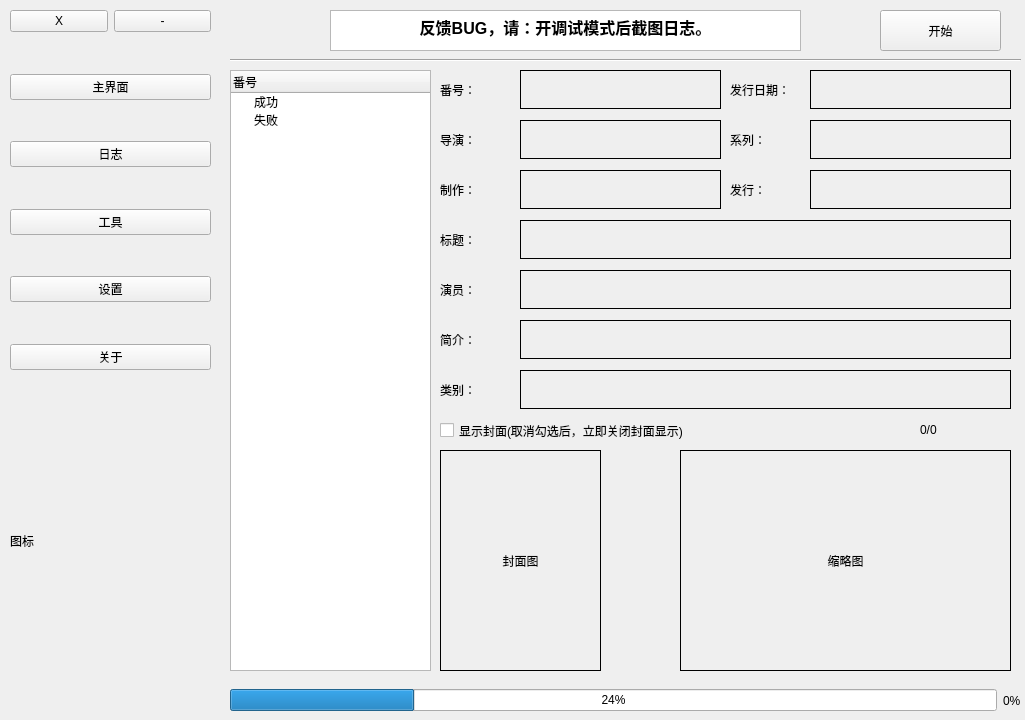
Qt form AVDC.ui (singobana/AVDC) before a commit.
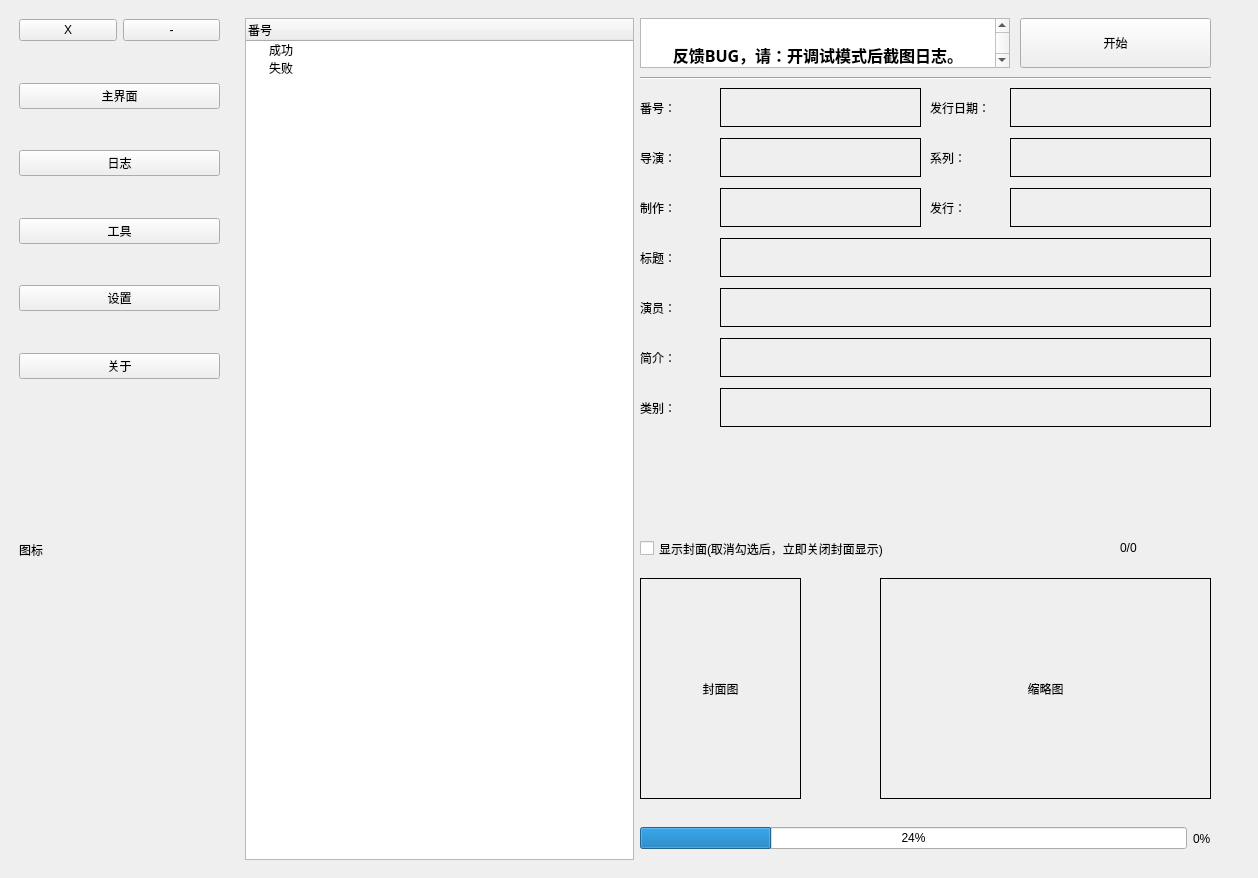
The same form after that commit. The open tabs and pages were chosen to show the change.

```diff
--- a/AVDC.ui
+++ b/AVDC.ui
@@ -6,34 +6,221 @@
    <rect>
     <x>0</x>
     <y>0</y>
-    <width>1025</width>
-    <height>720</height>
+    <width>1250</width>
+    <height>870</height>
    </rect>
   </property>
   <property name="windowTitle">
    <string>AVDC-3.7</string>
   </property>
   <widget class="QWidget" name="centralwidget">
+   <layout class="QHBoxLayout" name="horizontalLayout_3">
+    <item>
+     <widget class="QWidget" name="widget_setting" native="true">
+      <property name="sizePolicy">
+       <sizepolicy hsizetype="Minimum" vsizetype="Minimum">
+        <horstretch>0</horstretch>
+        <verstretch>0</verstretch>
+       </sizepolicy>
+      </property>
+      <property name="minimumSize">
+       <size>
+        <width>221</width>
+        <height>721</height>
+       </size>
+      </property>
+      <widget class="QLabel" name="label_ico">
+       <property name="geometry">
+        <rect>
+         <x>10</x>
+         <y>380</y>
+         <width>201</width>
+         <height>321</height>
+        </rect>
+       </property>
+       <property name="text">
+        <string>图标</string>
+       </property>
+      </widget>
+      <widget class="QWidget" name="layoutWidget">
+       <property name="geometry">
+        <rect>
+         <x>10</x>
+         <y>10</y>
+         <width>201</width>
+         <height>360</height>
+        </rect>
+       </property>
+       <layout class="QVBoxLayout" name="verticalLayout">
+        <item>
+         <layout class="QHBoxLayout" name="horizontalLayout">
+          <item>
+           <widget class="QPushButton" name="pushButton_close">
+            <property name="text">
+             <string>X</string>
+            </property>
+           </widget>
+          </item>
+          <item>
+           <widget class="QPushButton" name="pushButton_min">
+            <property name="text">
+             <string>-</string>
+            </property>
+           </widget>
+          </item>
+         </layout>
+        </item>
+        <item>
+         <spacer name="verticalSpacer">
+          <property name="orientation">
+           <enum>Qt::Vertical</enum>
+          </property>
+          <property name="sizeHint" stdset="0">
+           <size>
+            <width>20</width>
+            <height>40</height>
+           </size>
+          </property>
+         </spacer>
+        </item>
+        <item>
+         <widget class="QPushButton" name="pushButton_main">
+          <property name="text">
+           <string>主界面</string>
+          </property>
+         </widget>
+        </item>
+        <item>
+         <spacer name="verticalSpacer_4">
+          <property name="orientation">
+           <enum>Qt::Vertical</enum>
+          </property>
+          <property name="sizeHint" stdset="0">
+           <size>
+            <width>20</width>
+            <height>40</height>
+           </size>
+          </property>
+         </spacer>
+        </item>
+        <item>
+         <widget class="QPushButton" name="pushButton_log">
+          <property name="text">
+           <string>日志</string>
+          </property>
+         </widget>
+        </item>
+        <item>
+         <spacer name="verticalSpacer_2">
+          <property name="orientation">
+           <enum>Qt::Vertical</enum>
+          </property>
+          <property name="sizeHint" stdset="0">
+           <size>
+            <width>20</width>
+            <height>40</height>
+           </size>
+          </property>
+         </spacer>
+        </item>
+        <item>
+         <widget class="QPushButton" name="pushButton_tool">
+          <property name="text">
+           <string>工具</string>
+          </property>
+         </widget>
+        </item>
+        <item>
+         <spacer name="verticalSpacer_3">
+          <property name="orientation">
+           <enum>Qt::Vertical</enum>
+          </property>
+          <property name="sizeHint" stdset="0">
+           <size>
+            <width>20</width>
+            <height>40</height>
+           </size>
+          </property>
+         </spacer>
+        </item>
+        <item>
+         <widget class="QPushButton" name="pushButton_setting">
+          <property name="text">
+           <string>设置</string>
+          </property>
+         </widget>
+        </item>
+        <item>
+         <spacer name="verticalSpacer_5">
+          <property name="orientation">
+           <enum>Qt::Vertical</enum>
+          </property>
+          <property name="sizeHint" stdset="0">
+           <size>
+            <width>20</width>
+            <height>40</height>
+           </size>
+          </property>
+         </spacer>
+        </item>
+        <item>
+         <widget class="QPushButton" name="pushButton_about">
+          <property name="text">
+           <string>关于</string>
+          </property>
+         </widget>
+        </item>
+       </layout>
+      </widget>
+     </widget>
+    </item>
+    <item>
    <widget class="QStackedWidget" name="stackedWidget">
-    <property name="geometry">
-     <rect>
-      <x>230</x>
-      <y>0</y>
-      <width>821</width>
-      <height>721</height>
-     </rect>
+      <property name="minimumSize">
+       <size>
+        <width>1013</width>
+        <height>860</height>
+       </size>
     </property>
     <property name="currentIndex">
      <number>1</number>
     </property>
     <widget class="QWidget" name="page_avdc">
+       <layout class="QHBoxLayout" name="horizontalLayout_2">
+        <item>
+         <widget class="QTreeWidget" name="treeWidget_number">
+          <column>
+           <property name="text">
+            <string>番号</string>
+           </property>
+          </column>
+          <item>
+           <property name="text">
+            <string>成功</string>
+           </property>
+          </item>
+          <item>
+           <property name="text">
+            <string>失败</string>
+           </property>
+          </item>
+         </widget>
+        </item>
+        <item>
+         <widget class="QWidget" name="main_right" native="true">
+          <property name="minimumSize">
+           <size>
+            <width>600</width>
+            <height>0</height>
+           </size>
+          </property>
      <widget class="QPushButton" name="pushButton_start_cap">
       <property name="geometry">
        <rect>
-        <x>650</x>
-        <y>10</y>
-        <width>121</width>
-        <height>41</height>
+             <x>380</x>
+             <y>0</y>
+             <width>191</width>
+             <height>50</height>
        </rect>
       </property>
       <property name="text">
@@ -43,26 +230,33 @@
      <widget class="QTextBrowser" name="textBrowser_warning">
       <property name="geometry">
        <rect>
-        <x>100</x>
-        <y>10</y>
-        <width>471</width>
-        <height>41</height>
-       </rect>
-      </property>
+             <x>0</x>
+             <y>0</y>
+             <width>370</width>
+             <height>50</height>
+            </rect>
+           </property>
+           <property name="font">
+            <font>
+             <family>宋体</family>
+             <pointsize>9</pointsize>
+            </font>
+           </property>
       <property name="html">
        <string>&lt;!DOCTYPE HTML PUBLIC &quot;-//W3C//DTD HTML 4.0//EN&quot; &quot;http://www.w3.org/TR/REC-html40/strict.dtd&quot;&gt;
 &lt;html&gt;&lt;head&gt;&lt;meta name=&quot;qrichtext&quot; content=&quot;1&quot; /&gt;&lt;style type=&quot;text/css&quot;&gt;
 p, li { white-space: pre-wrap; }
-&lt;/style&gt;&lt;/head&gt;&lt;body style=&quot; font-family:'SimSun'; font-size:9pt; font-weight:400; font-style:normal;&quot;&gt;
-&lt;p align=&quot;center&quot; style=&quot; margin-top:0px; margin-bottom:0px; margin-left:0px; margin-right:0px; -qt-block-indent:0; text-indent:0px;&quot;&gt;&lt;span style=&quot; font-size:12pt; font-weight:600; color:#000000;&quot;&gt;反馈BUG，请：开调试模式后截图日志。&lt;/span&gt;&lt;/p&gt;&lt;/body&gt;&lt;/html&gt;</string>
+&lt;/style&gt;&lt;/head&gt;&lt;body style=&quot; font-family:'宋体'; font-size:9pt; font-weight:400; font-style:normal;&quot;&gt;
+&lt;p style=&quot; margin-top:0px; margin-bottom:0px; margin-left:0px; margin-right:0px; -qt-block-indent:0; text-indent:0px;&quot;&gt;&lt;span style=&quot; font-family:'SimSun'; font-size:10.5pt;&quot;&gt; &lt;/span&gt;&lt;/p&gt;
+&lt;p align=&quot;center&quot; style=&quot; margin-top:0px; margin-bottom:0px; margin-left:0px; margin-right:0px; -qt-block-indent:0; text-indent:0px;&quot;&gt;&lt;span style=&quot; font-family:'SimSun'; font-size:12pt; font-weight:600; color:#000000;&quot;&gt;反馈BUG，请：开调试模式后截图日志。&lt;/span&gt;&lt;/p&gt;&lt;/body&gt;&lt;/html&gt;</string>
       </property>
      </widget>
      <widget class="QWidget" name="horizontalLayoutWidget">
       <property name="geometry">
        <rect>
         <x>0</x>
-        <y>680</y>
-        <width>791</width>
+             <y>800</y>
+             <width>571</width>
         <height>41</height>
        </rect>
       </property>
@@ -83,36 +277,11 @@
        </item>
       </layout>
      </widget>
-     <widget class="QTreeWidget" name="treeWidget_number">
-      <property name="geometry">
-       <rect>
-        <x>0</x>
-        <y>70</y>
-        <width>201</width>
-        <height>601</height>
-       </rect>
-      </property>
-      <column>
-       <property name="text">
-        <string>番号</string>
-       </property>
-      </column>
-      <item>
-       <property name="text">
-        <string>成功</string>
-       </property>
-      </item>
-      <item>
-       <property name="text">
-        <string>失败</string>
-       </property>
-      </item>
-     </widget>
      <widget class="QWidget" name="gridLayoutWidget_2">
       <property name="geometry">
        <rect>
-        <x>210</x>
-        <y>450</y>
+             <x>0</x>
+             <y>560</y>
         <width>161</width>
         <height>221</height>
        </rect>
@@ -136,8 +305,8 @@
      <widget class="QWidget" name="gridLayoutWidget">
       <property name="geometry">
        <rect>
-        <x>450</x>
-        <y>450</y>
+             <x>240</x>
+             <y>560</y>
         <width>331</width>
         <height>221</height>
        </rect>
@@ -175,7 +344,7 @@
        <rect>
         <x>0</x>
         <y>50</y>
-        <width>791</width>
+             <width>571</width>
         <height>20</height>
        </rect>
       </property>
@@ -186,12 +355,17 @@
      <widget class="QLabel" name="label_11">
       <property name="geometry">
        <rect>
-        <x>210</x>
+             <x>0</x>
         <y>70</y>
         <width>81</width>
         <height>39</height>
        </rect>
       </property>
+           <property name="font">
+            <font>
+             <pointsize>9</pointsize>
+            </font>
+           </property>
       <property name="text">
        <string>番号：</string>
       </property>
@@ -199,7 +373,7 @@
      <widget class="QLabel" name="label_number">
       <property name="geometry">
        <rect>
-        <x>290</x>
+             <x>80</x>
         <y>70</y>
         <width>201</width>
         <height>39</height>
@@ -218,12 +392,17 @@
      <widget class="QLabel" name="label_13">
       <property name="geometry">
        <rect>
-        <x>500</x>
+             <x>290</x>
         <y>70</y>
         <width>81</width>
         <height>39</height>
        </rect>
       </property>
+           <property name="font">
+            <font>
+             <pointsize>9</pointsize>
+            </font>
+           </property>
       <property name="text">
        <string>发行日期：</string>
       </property>
@@ -231,7 +410,7 @@
      <widget class="QLabel" name="label_release">
       <property name="geometry">
        <rect>
-        <x>580</x>
+             <x>370</x>
         <y>70</y>
         <width>201</width>
         <height>39</height>
@@ -247,12 +426,17 @@
      <widget class="QLabel" name="label_15">
       <property name="geometry">
        <rect>
-        <x>210</x>
+             <x>0</x>
         <y>270</y>
         <width>81</width>
         <height>39</height>
        </rect>
       </property>
+           <property name="font">
+            <font>
+             <pointsize>9</pointsize>
+            </font>
+           </property>
       <property name="text">
        <string>演员：</string>
       </property>
@@ -260,7 +444,7 @@
      <widget class="QLabel" name="label_actor">
       <property name="geometry">
        <rect>
-        <x>290</x>
+             <x>80</x>
         <y>270</y>
         <width>491</width>
         <height>39</height>
@@ -279,7 +463,7 @@
      <widget class="QLabel" name="label_outline">
       <property name="geometry">
        <rect>
-        <x>290</x>
+             <x>80</x>
         <y>320</y>
         <width>491</width>
         <height>39</height>
@@ -298,12 +482,17 @@
      <widget class="QLabel" name="label_18">
       <property name="geometry">
        <rect>
-        <x>210</x>
+             <x>0</x>
         <y>320</y>
         <width>81</width>
         <height>39</height>
        </rect>
       </property>
+           <property name="font">
+            <font>
+             <pointsize>9</pointsize>
+            </font>
+           </property>
       <property name="text">
        <string>简介：</string>
       </property>
@@ -311,7 +500,7 @@
      <widget class="QLabel" name="label_title">
       <property name="geometry">
        <rect>
-        <x>290</x>
+             <x>80</x>
         <y>220</y>
         <width>491</width>
         <height>39</height>
@@ -330,12 +519,17 @@
      <widget class="QLabel" name="label_20">
       <property name="geometry">
        <rect>
-        <x>210</x>
+             <x>0</x>
         <y>220</y>
         <width>81</width>
         <height>39</height>
        </rect>
       </property>
+           <property name="font">
+            <font>
+             <pointsize>9</pointsize>
+            </font>
+           </property>
       <property name="text">
        <string>标题：</string>
       </property>
@@ -343,7 +537,7 @@
      <widget class="QLabel" name="label_director">
       <property name="geometry">
        <rect>
-        <x>290</x>
+             <x>80</x>
         <y>120</y>
         <width>201</width>
         <height>39</height>
@@ -362,7 +556,7 @@
      <widget class="QLabel" name="label_publish">
       <property name="geometry">
        <rect>
-        <x>580</x>
+             <x>370</x>
         <y>170</y>
         <width>201</width>
         <height>39</height>
@@ -378,12 +572,17 @@
      <widget class="QLabel" name="label_23">
       <property name="geometry">
        <rect>
-        <x>210</x>
+             <x>0</x>
         <y>120</y>
         <width>81</width>
         <height>39</height>
        </rect>
       </property>
+           <property name="font">
+            <font>
+             <pointsize>9</pointsize>
+            </font>
+           </property>
       <property name="text">
        <string>导演：</string>
       </property>
@@ -391,12 +590,17 @@
      <widget class="QLabel" name="label_24">
       <property name="geometry">
        <rect>
-        <x>500</x>
+             <x>290</x>
         <y>170</y>
         <width>81</width>
         <height>39</height>
        </rect>
       </property>
+           <property name="font">
+            <font>
+             <pointsize>9</pointsize>
+            </font>
+           </property>
       <property name="text">
        <string>发行：</string>
       </property>
@@ -404,7 +608,7 @@
      <widget class="QLabel" name="label_studio">
       <property name="geometry">
        <rect>
-        <x>290</x>
+             <x>80</x>
         <y>170</y>
         <width>201</width>
         <height>39</height>
@@ -423,7 +627,7 @@
      <widget class="QLabel" name="label_label">
       <property name="geometry">
        <rect>
-        <x>580</x>
+             <x>370</x>
         <y>120</y>
         <width>201</width>
         <height>39</height>
@@ -439,12 +643,17 @@
      <widget class="QLabel" name="label_30">
       <property name="geometry">
        <rect>
-        <x>210</x>
+             <x>0</x>
         <y>170</y>
         <width>81</width>
         <height>39</height>
        </rect>
       </property>
+           <property name="font">
+            <font>
+             <pointsize>9</pointsize>
+            </font>
+           </property>
       <property name="text">
        <string>制作：</string>
       </property>
@@ -452,12 +661,17 @@
      <widget class="QLabel" name="label_31">
       <property name="geometry">
        <rect>
-        <x>500</x>
+             <x>290</x>
         <y>120</y>
         <width>81</width>
         <height>39</height>
        </rect>
       </property>
+           <property name="font">
+            <font>
+             <pointsize>9</pointsize>
+            </font>
+           </property>
       <property name="text">
        <string>系列：</string>
       </property>
@@ -465,7 +679,7 @@
      <widget class="QLabel" name="label_tag">
       <property name="geometry">
        <rect>
-        <x>290</x>
+             <x>80</x>
         <y>370</y>
         <width>491</width>
         <height>39</height>
@@ -484,12 +698,17 @@
      <widget class="QLabel" name="label_33">
       <property name="geometry">
        <rect>
-        <x>210</x>
+             <x>0</x>
         <y>370</y>
         <width>81</width>
         <height>39</height>
        </rect>
       </property>
+           <property name="font">
+            <font>
+             <pointsize>9</pointsize>
+            </font>
+           </property>
       <property name="text">
        <string>类别：</string>
       </property>
@@ -497,12 +716,17 @@
      <widget class="QCheckBox" name="checkBox_cover">
       <property name="geometry">
        <rect>
-        <x>210</x>
-        <y>420</y>
+             <x>0</x>
+             <y>520</y>
         <width>321</width>
         <height>21</height>
        </rect>
       </property>
+           <property name="font">
+            <font>
+             <pointsize>9</pointsize>
+            </font>
+           </property>
       <property name="text">
        <string>显示封面(取消勾选后，立即关闭封面显示)</string>
       </property>
@@ -510,17 +734,25 @@
      <widget class="QLabel" name="label_progress">
       <property name="geometry">
        <rect>
-        <x>690</x>
-        <y>420</y>
+             <x>480</x>
+             <y>520</y>
         <width>91</width>
         <height>20</height>
        </rect>
       </property>
+           <property name="font">
+            <font>
+             <pointsize>9</pointsize>
+            </font>
+           </property>
       <property name="text">
        <string>0/0</string>
       </property>
      </widget>
     </widget>
+        </item>
+       </layout>
+      </widget>
     <widget class="QWidget" name="page_tool">
      <widget class="QGroupBox" name="groupBox_6">
       <property name="geometry">
@@ -1446,171 +1678,15 @@
      </widget>
     </widget>
     <widget class="QWidget" name="page_log">
-     <widget class="QTextBrowser" name="textBrowser_log_main">
-      <property name="geometry">
-       <rect>
-        <x>10</x>
-        <y>20</y>
-        <width>761</width>
-        <height>681</height>
-       </rect>
-      </property>
-     </widget>
-    </widget>
-   </widget>
-   <widget class="QWidget" name="widget_setting" native="true">
-    <property name="geometry">
-     <rect>
-      <x>0</x>
-      <y>0</y>
-      <width>221</width>
-      <height>721</height>
-     </rect>
-    </property>
-    <widget class="QLabel" name="label_ico">
-     <property name="geometry">
-      <rect>
-       <x>10</x>
-       <y>380</y>
-       <width>201</width>
-       <height>321</height>
-      </rect>
-     </property>
-     <property name="text">
-      <string>图标</string>
-     </property>
-    </widget>
-    <widget class="QWidget" name="layoutWidget">
-     <property name="geometry">
-      <rect>
-       <x>10</x>
-       <y>10</y>
-       <width>201</width>
-       <height>360</height>
-      </rect>
-     </property>
-     <layout class="QVBoxLayout" name="verticalLayout">
+       <layout class="QVBoxLayout" name="verticalLayout_5">
       <item>
-       <layout class="QHBoxLayout" name="horizontalLayout">
-        <item>
-         <widget class="QPushButton" name="pushButton_close">
-          <property name="text">
-           <string>X</string>
-          </property>
-         </widget>
+         <widget class="QTextBrowser" name="textBrowser_log_main"/>
         </item>
-        <item>
-         <widget class="QPushButton" name="pushButton_min">
-          <property name="text">
-           <string>-</string>
-          </property>
-         </widget>
-        </item>
        </layout>
-      </item>
-      <item>
-       <spacer name="verticalSpacer">
-        <property name="orientation">
-         <enum>Qt::Vertical</enum>
-        </property>
-        <property name="sizeHint" stdset="0">
-         <size>
-          <width>20</width>
-          <height>40</height>
-         </size>
-        </property>
-       </spacer>
-      </item>
-      <item>
-       <widget class="QPushButton" name="pushButton_main">
-        <property name="text">
-         <string>主界面</string>
-        </property>
-       </widget>
-      </item>
-      <item>
-       <spacer name="verticalSpacer_4">
-        <property name="orientation">
-         <enum>Qt::Vertical</enum>
-        </property>
-        <property name="sizeHint" stdset="0">
-         <size>
-          <width>20</width>
-          <height>40</height>
-         </size>
-        </property>
-       </spacer>
-      </item>
-      <item>
-       <widget class="QPushButton" name="pushButton_log">
-        <property name="text">
-         <string>日志</string>
-        </property>
-       </widget>
-      </item>
-      <item>
-       <spacer name="verticalSpacer_2">
-        <property name="orientation">
-         <enum>Qt::Vertical</enum>
-        </property>
-        <property name="sizeHint" stdset="0">
-         <size>
-          <width>20</width>
-          <height>40</height>
-         </size>
-        </property>
-       </spacer>
-      </item>
-      <item>
-       <widget class="QPushButton" name="pushButton_tool">
-        <property name="text">
-         <string>工具</string>
-        </property>
-       </widget>
-      </item>
-      <item>
-       <spacer name="verticalSpacer_3">
-        <property name="orientation">
-         <enum>Qt::Vertical</enum>
-        </property>
-        <property name="sizeHint" stdset="0">
-         <size>
-          <width>20</width>
-          <height>40</height>
-         </size>
-        </property>
-       </spacer>
-      </item>
-      <item>
-       <widget class="QPushButton" name="pushButton_setting">
-        <property name="text">
-         <string>设置</string>
-        </property>
-       </widget>
-      </item>
-      <item>
-       <spacer name="verticalSpacer_5">
-        <property name="orientation">
-         <enum>Qt::Vertical</enum>
-        </property>
-        <property name="sizeHint" stdset="0">
-         <size>
-          <width>20</width>
-          <height>40</height>
-         </size>
-        </property>
-       </spacer>
-      </item>
-      <item>
-       <widget class="QPushButton" name="pushButton_about">
-        <property name="text">
-         <string>关于</string>
-        </property>
-       </widget>
-      </item>
-     </layout>
-    </widget>
-   </widget>
+      </widget>
+     </widget>
+    </item>
+   </layout>
   </widget>
  </widget>
  <resources/>
```
Left out of the diff: 259 changed lines with no effect on the pictures. Lines whose indentation alone changed are shown as unchanged.
